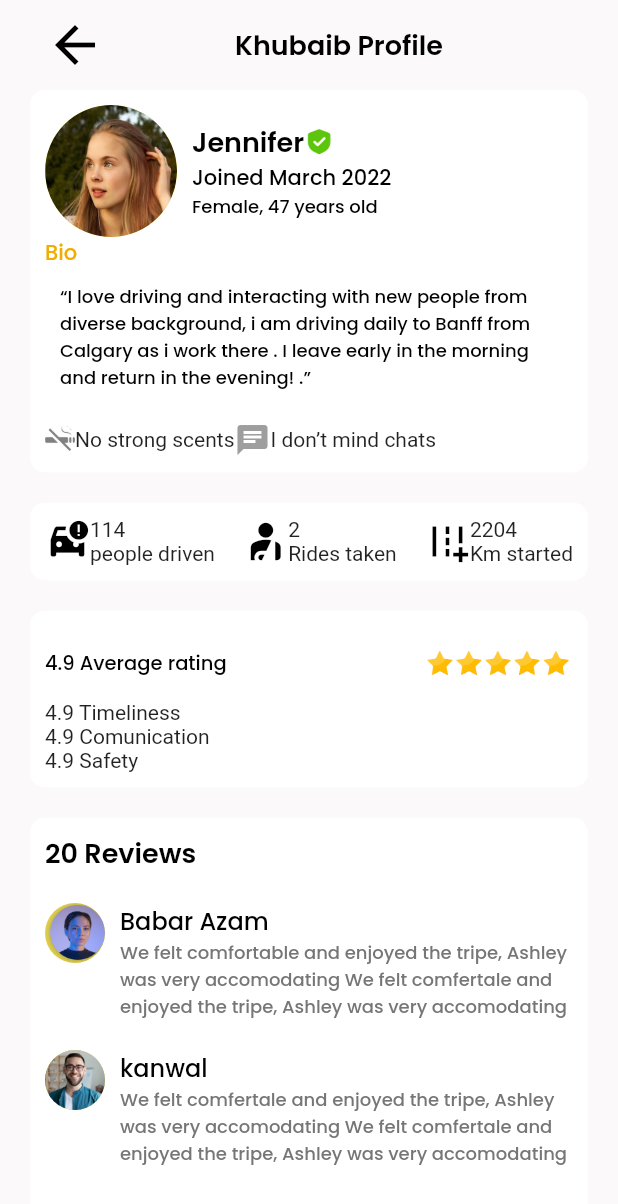
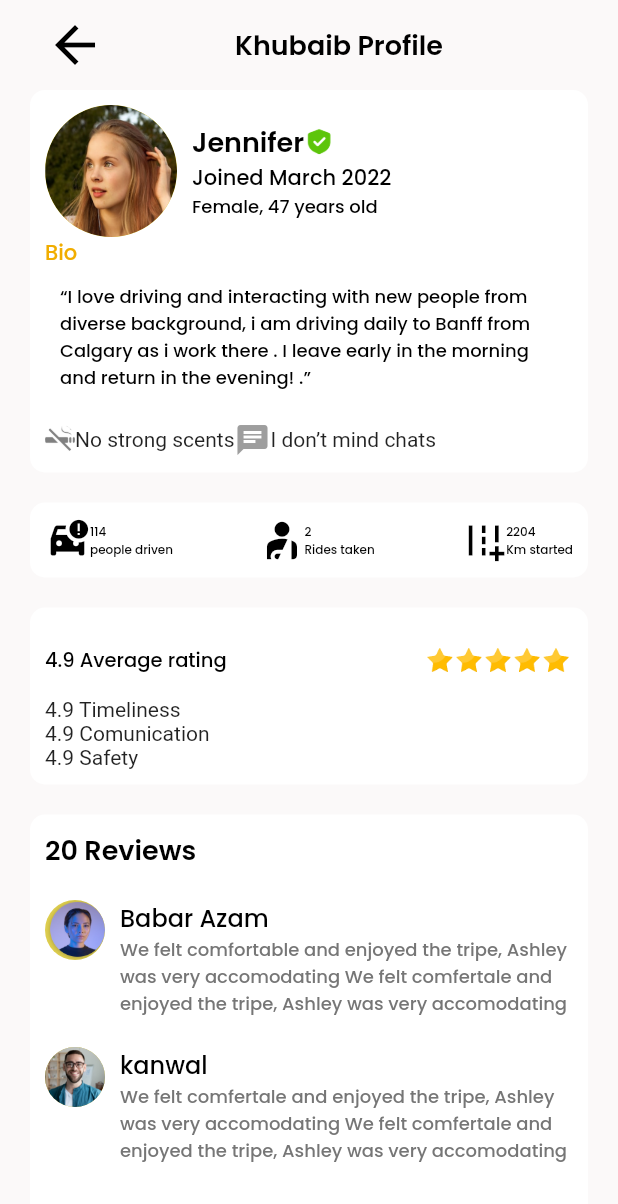
Before and after one commit to ehsaaaaan0/beeride, a Flutter app: the Driver_profile screen opened directly, on a phone screen of 412 x 824 dp. Shown: the top 1204 px of the screen. Run offline on Flutter 3.47's test engine with Material 2 defaults, Android fonts, the phone set to English and light mode, and no system bars; our stand-ins replace get, image_picker, intl_phone_field, shared_preferences; accounts and stored records are empty.

Commit message:
//missing styles

```diff
--- a/lib/driver_profile.dart
+++ b/lib/driver_profile.dart
@@ -137,8 +137,8 @@ class Driver_profile extends StatelessWidget{
                             Column(
                               crossAxisAlignment: CrossAxisAlignment.start,
                               children: [
-                               Text('114', style: smalltext(),),
-                                Text('people driven',style: smalltext(),),
+                               Text('114', style: smallSize(),),
+                                Text('people driven',style: smallSize(),),
                               ],
                             ),
                           ],
@@ -149,8 +149,8 @@ class Driver_profile extends StatelessWidget{
                             Column(
                               crossAxisAlignment: CrossAxisAlignment.start,
                               children: [
-                                Text('2',style: smalltext(),),
-                                Text('Rides taken',style: smalltext(),),
+                                Text('2',style: smallSize(),),
+                                Text('Rides taken',style: smallSize(),),
                               ],
                             ),
                           ],
@@ -161,8 +161,8 @@ class Driver_profile extends StatelessWidget{
                             Column(
                               crossAxisAlignment: CrossAxisAlignment.start,
                               children: [
-                                Text('2204',style: smalltext(),),
-                                Text('Km started',style: smalltext(),),
+                                Text('2204',style: smallSize(),),
+                                Text('Km started',style: smallSize(),),
                               ],
                             ),
                           ],
--- a/lib/main.dart
+++ b/lib/main.dart
@@ -1,3 +1,4 @@
+import 'package:beeride/main_home.dart';
 import 'package:beeride/ui_helper/button_styles.dart';
 import 'package:beeride/ui_helper/text_styles.dart';
 import 'package:flutter/material.dart';
@@ -49,7 +50,8 @@ class MyApp extends StatelessWidget {
         iconTheme: const IconThemeData(color: Colors.black),
 
       ),
-      home: const MyHomePage(title: 'Flutter Demo Home Page'),
+      //home: const MyHomePage(title: 'Flutter Demo Home Page'),
+      home: MainHomePage(),
     );
   }
 }
```
